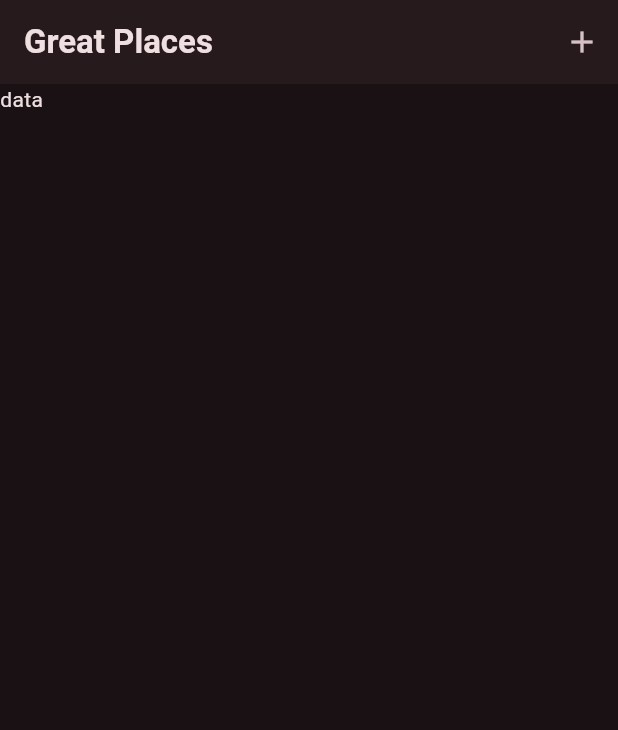
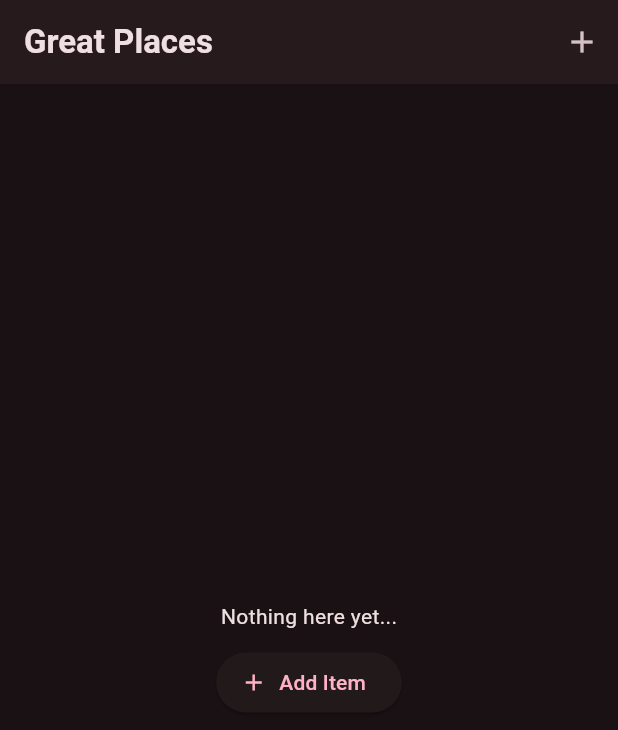
Before and after one commit to Amin2003713/favorite-places, a Flutter app: the screen it shows after launch, on a phone screen of 412 x 824 dp. Shown: the top 730 px of the screen. Run offline on Flutter 3.47's test engine with Material 3 defaults, Android fonts, the phone set to English and light mode, and no system bars; our stand-ins replace flutter_riverpod, google_fonts.

```diff
--- a/lib/features/places/screans/places.dart
+++ b/lib/features/places/screans/places.dart
@@ -1,27 +1,85 @@
 import 'package:favorite_places/features/places/components/add_place.dart';
+import 'package:favorite_places/features/places/states/places_states.dart';
 import 'package:flutter/material.dart';
+import 'package:flutter_riverpod/flutter_riverpod.dart';
 
-class PlacesScreen extends StatefulWidget {
+class PlacesScreen extends ConsumerStatefulWidget {
   const PlacesScreen({super.key});
 
   @override
-  State<StatefulWidget> createState() => _PlacesScreenState();
+  ConsumerState<PlacesScreen> createState() => _PlacesScreenState();
 }
 
-class _PlacesScreenState extends State<PlacesScreen> {
+class _PlacesScreenState extends ConsumerState<PlacesScreen> {
   void _addNewPlace() {
     Navigator.of(
       context,
     ).push(MaterialPageRoute(builder: (context) => AddPlace()));
   }
 
+  void _onDismiss(String placeId) {
+    ref.read(PlaceProvider.notifier).removePlace(placeId);
+  }
+
   @override
-  Widget build(BuildContext context) => Scaffold(
-    appBar: AppBar(
-      title: Text('Great Places'),
-      actions: [IconButton(onPressed: _addNewPlace, icon: Icon(Icons.add))],
-      elevation: 1.2,
-    ),
-    body: Text('data'),
-  );
+  Widget build(BuildContext context) {
+    final places = ref.watch(PlaceProvider);
+
+    return Scaffold(
+      appBar: AppBar(
+        title: const Text('Great Places'),
+        actions: [
+          IconButton(onPressed: _addNewPlace, icon: const Icon(Icons.add)),
+        ],
+        elevation: 1.2,
+      ),
+      body: places.isEmpty
+          ? Center(
+              child: Column(
+                mainAxisAlignment: MainAxisAlignment.center,
+                children: [
+                  const Text('Nothing here yet...'),
+                  const SizedBox(height: 10),
+                  ElevatedButton.icon(
+                    onPressed: _addNewPlace,
+                    icon: const Icon(Icons.add),
+                    label: const Text('Add Item'),
+                  ),
+                ],
+              ),
+            )
+          : ListView.builder(
+              itemCount: places.length,
+              itemBuilder: (ctx, index) {
+                final item = places[index];
+                return Dismissible(
+                  key: ValueKey(item.id),
+                  background: Container(
+                    alignment: Alignment.centerRight,
+                    padding: const EdgeInsets.symmetric(horizontal: 20),
+                    decoration: BoxDecoration(
+                      borderRadius: BorderRadius.circular(4),
+                      color: Theme.of(context).colorScheme.error.withAlpha(51),
+                    ),
+                    child: const Icon(Icons.delete, color: Colors.red),
+                  ),
+                  direction: DismissDirection.endToStart,
+                  onDismissed: (_) => _onDismiss(item.id),
+                  child: Card(
+                    margin: const EdgeInsets.symmetric(
+                      horizontal: 10,
+                      vertical: 6,
+                    ),
+                    elevation: 3,
+                    child: ListTile(
+                      title: Text(item.name),
+                      leading: const Icon(Icons.place), // or an avatar
+                      trailing: const Icon(Icons.chevron_right),
+                    ),
+                  ),
+                );
+              },
+            ),
+    );
+  }
 }
--- a/lib/main.dart
+++ b/lib/main.dart
@@ -1,5 +1,6 @@
 import 'package:favorite_places/features/places/screans/places.dart';
 import 'package:flutter/material.dart';
+import 'package:flutter_riverpod/flutter_riverpod.dart';
 import 'package:google_fonts/google_fonts.dart';
 
 final colorScheme = ColorScheme.fromSeed(
@@ -29,6 +30,8 @@ class MyApp extends StatelessWidget {
 
   @override
   Widget build(BuildContext context) {
-    return MaterialApp(theme: theme, home: PlacesScreen());
+    return ProviderScope(
+      child: MaterialApp(theme: theme, home: PlacesScreen()),
+    );
   }
 }
```
Also changed, not shown: lib/features/places/components/add_place.dart (+9 -4 lines), lib/features/places/states/places_states.dart (added, +24 -0 lines), pubspec.yaml (+7 -0 lines), pubspec.lock.
